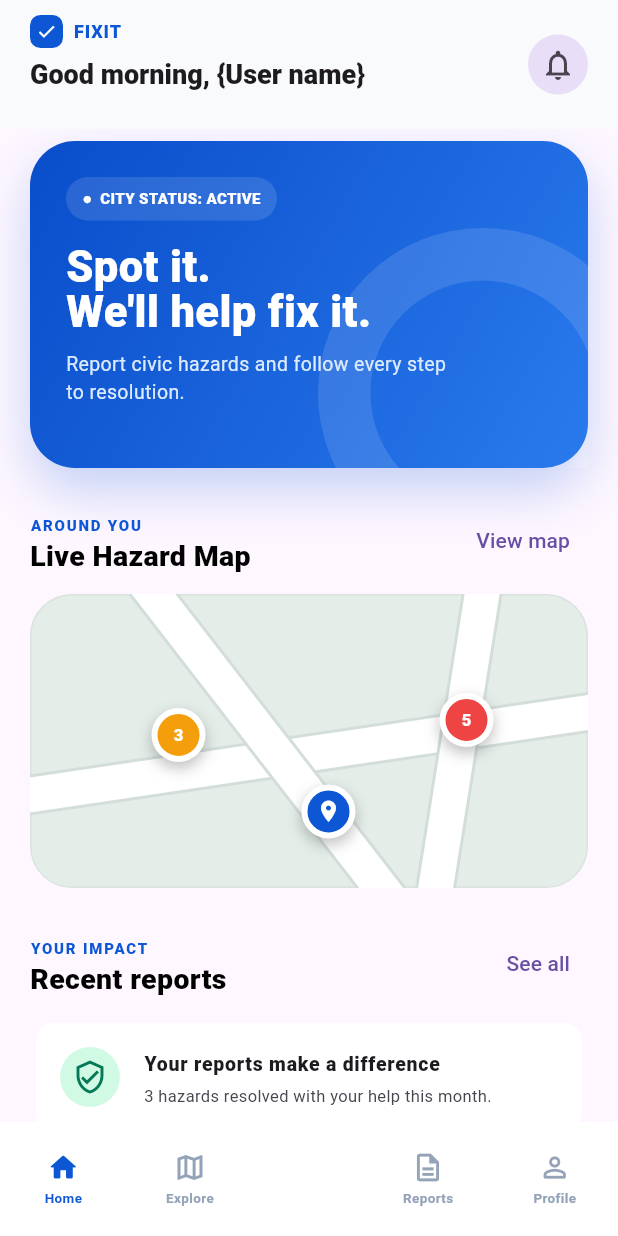
After one commit to AkshayaG22/Mini-Project-SE, a Flutter app: the FixItShell screen opened directly, on a phone screen of 412 x 824 dp. The commit adds this screen. Run offline on Flutter 3.47's test engine with Material 3 defaults, Android fonts, the phone set to English and light mode, and no system bars.

Commit message:
added basics of homescreen

```diff
--- a/lib/main.dart
+++ b/lib/main.dart
@@ -1,6 +1,58 @@
+// import 'package:flutter/material.dart';
+// import 'screens/login_screen.dart';
+// import 'screens/homescreen.dart';
+// import 'screens/create_acc.dart';
+
+
+// void main() {
+//   runApp(const MyApp());
+// }
+
+// class MyApp extends StatelessWidget {
+//   const MyApp({super.key});
+
+//   @override
+//   Widget build(BuildContext context) {
+//     return MaterialApp(
+//       title: 'FixIt',
+//       theme: ThemeData(primarySwatch: Colors.blue),
+//       home: Builder(
+//         builder: (context) {
+//           return LoginScreen(
+//             onSignedIn: () {
+//               Navigator.pushReplacement(
+//                 context,
+//                 MaterialPageRoute(builder: (context) => const Homescreen()),
+//               );
+//             },
+//             onCreateAccount: () {
+//               Navigator.push(
+//                 context,
+//                 MaterialPageRoute(
+//                   builder: (context) => CreateAccountScreen(
+//                     onAccountCreated: () {
+//                       Navigator.pushReplacement(
+//                         context,
+//                         MaterialPageRoute(builder: (context) => const Homescreen()),
+//                       );
+//                     },
+//                     onBackToLogin: () {
+//                       Navigator.pop(context);
+//                     },
+//                   ),
+//                 ),
+//               );
+//             },
+//           );
+//         },
+//       ),
+//     );
+//   }
+// }
 import 'package:flutter/material.dart';
-import 'package:flutter_application_1/screens/create_acc.dart';
-import 'package:flutter_application_1/screens/login_screen.dart';
+import 'screens/login_screen.dart';
+import 'screens/create_acc.dart';
+import 'screens/fixit_appbar.dart'; // 👈 import your shell
 
 void main() {
   runApp(const MyApp());
@@ -12,22 +64,39 @@ class MyApp extends StatelessWidget {
   @override
   Widget build(BuildContext context) {
     return MaterialApp(
-      title: 'Login Demo',
-      theme: ThemeData(
-        primarySwatch: Colors.blue,
-      ),
+      title: 'FixIt',
+      theme: ThemeData(primarySwatch: Colors.blue),
       home: Builder(
-        builder: (context) => LoginScreen(
-          onSignedIn: () {},
-          onCreateAccount: () => Navigator.of(context).push(
-            MaterialPageRoute<void>(
-              builder: (context) => CreateAccountScreen(
-                onAccountCreated: () => Navigator.of(context).pop(),
-                onBackToLogin: () => Navigator.of(context).pop(),
-              ),
-            ),
-          ),
-        ),
+        builder: (context) {
+          return LoginScreen(
+            onSignedIn: () {
+              // 👇 After login, go to FixItShell instead of Homescreen
+              Navigator.pushReplacement(
+                context,
+                MaterialPageRoute(builder: (_) => const FixItShell()),
+              );
+            },
+            onCreateAccount: () {
+              Navigator.push(
+                context,
+                MaterialPageRoute(
+                  builder: (_) => CreateAccountScreen(
+                    onAccountCreated: () {
+                      // 👇 After account creation, also go to FixItShell
+                      Navigator.pushReplacement(
+                        context,
+                        MaterialPageRoute(builder: (_) => const FixItShell()),
+                      );
+                    },
+                    onBackToLogin: () {
+                      Navigator.pop(context);
+                    },
+                  ),
+                ),
+              );
+            },
+          );
+        },
       ),
     );
   }
--- /dev/null
+++ b/lib/screens/fixit_appbar.dart
@@ -0,0 +1,145 @@
+import "package:flutter/material.dart";
+
+import "../widgets/fixit_widgets.dart";
+
+//import others when doing the other buttons!
+import 'homescreen.dart';
+
+class FixItShell extends StatefulWidget {
+  const FixItShell({super.key});
+
+  @override
+  State<FixItShell> createState() => _FixItShellState();
+}
+
+class _FixItShellState extends State<FixItShell> {
+  int currentIndex = 0;
+
+  static const titles = [
+    ("Good morning, {User name}", ""),
+    ("Explore your city", "See what is happening nearby."),
+    ("My reports", "Track progress and outcomes."),
+    ("Your profile", "Impact starts with participation."),
+  ];
+
+  @override
+  Widget build(BuildContext context) {
+    return Scaffold(
+      appBar: AppBar(
+        backgroundColor: canvas,
+        surfaceTintColor: Colors.transparent,
+        titleSpacing: 20,
+        toolbarHeight: 86,
+        title: Column(
+          crossAxisAlignment: CrossAxisAlignment.start,
+          children: [
+            const Row(
+              children: [
+                BrandMark(),
+                SizedBox(width: 7),
+                Text(
+                  "FIXIT",
+                  style: TextStyle(
+                    color: blue,
+                    fontSize: 12,
+                    fontWeight: FontWeight.w900,
+                    letterSpacing: .6,
+                  ),
+                ),
+              ],
+            ),
+            const SizedBox(height: 6),
+            Text(
+              titles[currentIndex].$1,
+              style: const TextStyle(fontSize: 18, fontWeight: FontWeight.w800),
+            ),
+            Text(
+              titles[currentIndex].$2,
+              style: const TextStyle(fontSize: 12, color: Color(0xFF64748B)),
+            ),
+          ],
+        ),
+        actions: [
+          IconButton.filledTonal(
+            onPressed: () {},
+            icon: const Icon(Icons.notifications_none),
+          ),
+          const SizedBox(width: 16),
+        ],
+      ),
+      body: IndexedStack(
+        index: currentIndex,
+        children: [
+          Homescreen(),
+          // ExploreScreen(),
+          // ReportsScreen(),
+          // ProfileScreen(),
+        ],
+      ),
+      //for the report button! [bug]
+
+      // floatingActionButton: FloatingActionButton(
+      //   onPressed: () => showModalBottomSheet<void>(
+      //     context: context,
+      //     isScrollControlled: true,
+      //     showDragHandle: true,
+      //     backgroundColor: canvas,
+      //     builder: (_) => const ReportHazardSheet(),
+      //   ),
+      //   backgroundColor: blue,
+      //   foregroundColor: Colors.white,
+      //   shape: RoundedRectangleBorder(borderRadius: BorderRadius.circular(18)),
+      //   child: const Icon(Icons.add_rounded, size: 30),
+      // ),
+      floatingActionButtonLocation: FloatingActionButtonLocation.centerDocked,
+      bottomNavigationBar: BottomAppBar(
+        padding: EdgeInsets.zero,
+        height: 76,
+        color: Colors.white,
+        notchMargin: 9,
+        shape: const CircularNotchedRectangle(),
+
+        child: Row(
+          mainAxisAlignment: MainAxisAlignment.spaceAround,
+          children: [
+
+            NavItem(
+              icon: Icons.home_outlined,
+              activeIcon: Icons.home_rounded,
+              label: "Home",
+              selected: currentIndex == 0,
+              onTap: () => setState(() => currentIndex = 0),
+            ),
+
+            NavItem(
+              icon: Icons.map_outlined,
+              activeIcon: Icons.map_rounded,
+              label: "Explore",
+              selected: currentIndex == 1,
+              onTap: () => setState(() => currentIndex = 1),
+            ),
+
+            const SizedBox(width: 54),
+
+            NavItem(
+              icon: Icons.description_outlined,
+              activeIcon: Icons.description_rounded,
+              label: "Reports",
+              selected: currentIndex == 2,
+              onTap: () => setState(() => currentIndex = 2),
+            ),
+
+            NavItem(
+              icon: Icons.person_outline_rounded,
+              activeIcon: Icons.person_rounded,
+              label: "Profile",
+              selected: currentIndex == 3,
+              onTap: () => setState(() => currentIndex = 3),
+            ),
+
+          ],
+        ),
+      ),
+    );
+  }
+}
--- /dev/null
+++ b/lib/screens/homescreen.dart
@@ -0,0 +1,122 @@
+import "package:flutter/material.dart";
+
+import "../widgets/fixit_widgets.dart";
+
+class Homescreen extends StatelessWidget {
+  const Homescreen({super.key});
+
+  @override
+  Widget build(BuildContext context) {
+    return ListView(
+      padding: EdgeInsets.fromLTRB(20, 8, 20, 110),
+      children: [
+        const Herocard(),
+        const SizedBox(height: 24),
+        const SectionHeader(eyebrow: "AROUND YOU", title: "Live Hazard Map", action: "View map"),
+        const SizedBox(height: 12),
+        const HazardMap(height: 196),
+        const SizedBox(height: 26),
+        const SectionHeader(
+          eyebrow: "YOUR IMPACT",
+          title: "Recent reports",
+          action: "See all",
+        ),
+        const SizedBox(height: 12),
+        const ImpactCard(),
+      ],
+    );
+  }
+}
+
+class Herocard extends StatelessWidget {
+  const Herocard({super.key});
+
+  @override
+  Widget build(BuildContext context) {
+    return Container(
+      height: 218,
+      decoration: BoxDecoration(
+        borderRadius: BorderRadius.circular(30),
+        gradient: const LinearGradient(
+          colors: [Color(0xFF094DCA), Color(0xFF2A7AED)],
+          begin: Alignment.topLeft,
+          end: Alignment.bottomRight,
+        ),
+        boxShadow: const [
+          BoxShadow(
+            color: Color(0x3D0D57D5),
+            blurRadius: 30,
+            offset: Offset(0, 15),
+          ),
+        ],
+      ),
+      child: Stack(
+        children: [
+          Positioned(
+            right: -40,
+            bottom: -60,
+            child: Container(
+              width: 220,
+              height:220,
+              decoration: BoxDecoration(
+                shape: BoxShape.circle,
+                border: Border.all(color: Colors.white12, width: 35),
+              ),
+            ),
+          ),
+          Padding(
+            padding: const EdgeInsets.all(24),
+            child: Column(
+              crossAxisAlignment: CrossAxisAlignment.start,
+              children: [
+                Container(
+                  padding: const EdgeInsets.symmetric(
+                    horizontal: 11,
+                    vertical: 7,
+                  ),
+                  decoration: BoxDecoration(
+                    color: Colors.white12,
+                    borderRadius: BorderRadius.circular(50),
+                  ),
+                  child: const Text(
+                    "●  CITY STATUS: ACTIVE",
+                    style: TextStyle(
+                      color: Colors.white,
+                      fontSize: 10,
+                      fontWeight: FontWeight.w800,
+                      decoration: TextDecoration.none,
+                    ),
+                  ),
+                ),
+                const SizedBox(height: 16),
+                const Text(
+                  "Spot it.\nWe'll help fix it.",
+                  style: TextStyle(
+                    color: Colors.white,
+                    fontSize: 29,
+                    height: 1.04,
+                    fontWeight: FontWeight.w900,
+                    decoration: TextDecoration.none,
+                  ),
+                ),
+                const SizedBox(height: 10),
+                const SizedBox(
+                  width: 260,
+                  child: Text(
+                    "Report civic hazards and follow every step to resolution.",
+                    style: TextStyle(
+                      color: Color(0xFFDBEAFE),
+                      fontSize: 13,
+                      height: 1.45,
+                      decoration: TextDecoration.none,
+                    ),
+                  ),
+                ),
+              ],
+            ),
+          ),
+        ],
+      )
+    );
+  }
+}
--- /dev/null
+++ b/lib/widgets/fixit_widgets.dart
@@ -0,0 +1,232 @@
+import "package:flutter/material.dart";
+
+// import "../models/hazard_report.dart";
+
+const blue = Color(0xFF0D57D5);
+const canvas = Color(0xFFF8FAFC);
+const potholePhoto =
+    "https://images.unsplash.com/photo-1779179015285-120aaa822b1b?crop=entropy&cs=tinysrgb&fit=crop&fm=jpg&q=80&w=700";
+const drainPhoto =
+    "https://images.unsplash.com/photo-1789018944661-3592583cee58?crop=entropy&cs=tinysrgb&fit=crop&fm=jpg&q=80&w=700";
+
+//temperory drawing the map!
+class HazardMap extends StatelessWidget {
+  const HazardMap({required this.height, this.expanded = false, super.key});
+  final double height;
+  final bool expanded;
+
+  @override
+  Widget build(BuildContext context) {
+    return Container(
+      height: height,
+      clipBehavior: Clip.antiAlias,
+      decoration: BoxDecoration(
+        color: const Color(0xFFE4EDE8),
+        borderRadius: BorderRadius.circular(28),
+        border: Border.all(color: const Color(0xFFD9E3DE)),
+      ),
+      child: CustomPaint(
+        painter: MapPainter(),
+        child: Stack(
+          children: [
+            const Positioned(left: 80, top: 75, child: MapPin(color: Color(0xFFF59E0B), label: "3")),
+            Positioned(right: 62, top: expanded ? 170 : 65, child: const MapPin(color: Color(0xFFEF4444), label: "5")),
+            Positioned(left: 180, bottom: expanded ? 110 : 32, child: const MapPin(color: blue, icon: Icons.location_on)),
+            if (expanded) const Positioned(left: 48, bottom: 115, child: MapPin(color: Color(0xFFF59E0B), label: "2")),
+          ],
+        ),
+      ),
+    );
+  }
+}
+
+class MapPainter extends CustomPainter {
+  @override
+  void paint(Canvas canvas, Size size) {
+    final road = Paint()
+      ..color = Colors.white
+      ..strokeWidth = 23
+      ..strokeCap = StrokeCap.round;
+    final edge = Paint()
+      ..color = const Color(0xFFD3DEDA)
+      ..strokeWidth = 27
+      ..strokeCap = StrokeCap.round;
+    void draw(Offset a, Offset b) {
+      canvas.drawLine(a, b, edge);
+      canvas.drawLine(a, b, road);
+    }
+    draw(Offset(-20, size.height * .7), Offset(size.width + 30, size.height * .38));
+    draw(Offset(size.width * .18, -20), Offset(size.width * .67, size.height + 20));
+    draw(Offset(size.width * .82, -20), Offset(size.width * .72, size.height + 20));
+  }
+
+  @override
+  bool shouldRepaint(covariant CustomPainter oldDelegate) => false;
+}
+
+class MapPin extends StatelessWidget {
+  const MapPin({required this.color, this.label, this.icon, super.key});
+  final Color color;
+  final String? label;
+  final IconData? icon;
+
+  @override
+  Widget build(BuildContext context) {
+    return Container(
+      width: 36,
+      height: 36,
+      alignment: Alignment.center,
+      decoration: BoxDecoration(
+        color: color,
+        shape: BoxShape.circle,
+        border: Border.all(color: Colors.white, width: 4),
+        boxShadow: const [BoxShadow(color: Colors.black26, blurRadius: 8, offset: Offset(0, 4))],
+      ),
+      child: icon != null
+          ? Icon(icon, color: Colors.white, size: 17)
+          : Text(label!, style: const TextStyle(color: Colors.white, fontSize: 11, fontWeight: FontWeight.w900)),
+    );
+  }
+}
+
+
+class SectionHeader extends StatelessWidget {
+  const SectionHeader({required this.eyebrow, required this.title, required this.action, super.key});
+  final String eyebrow;
+  final String title;
+  final String action;
+
+  @override
+  Widget build(BuildContext context) {
+    return Row(
+      crossAxisAlignment: CrossAxisAlignment.end,
+      children: [
+        Expanded(
+          child: Column(
+            crossAxisAlignment: CrossAxisAlignment.start,
+            children: [
+              if (eyebrow.isNotEmpty) Text(eyebrow, style: const TextStyle(color: blue, fontSize: 10, fontWeight: FontWeight.w900, letterSpacing: 1.2, decoration: TextDecoration.none,)),
+              Text(title, style: const TextStyle(color: Colors.black,fontSize:  19, fontWeight: FontWeight.w900, decoration: TextDecoration.none,)),
+            ],
+          ),
+        ),
+        TextButton(onPressed: () {}, child: Text(action)),
+      ],
+    );
+  }
+}
+
+class ImpactCard extends StatelessWidget {
+  const ImpactCard({super.key});
+  @override
+  Widget build(BuildContext context) => const Card(
+        elevation: 0,
+        color: Colors.white,
+        child: ListTile(
+          leading: CircleAvatar(backgroundColor: Color(0xFFD1FAE5), child: Icon(Icons.verified_user_outlined, color: Color(0xFF047857))),
+          title: Text("Your reports make a difference", style: TextStyle(fontSize: 13, fontWeight: FontWeight.w800)),
+          subtitle: Text("3 hazards resolved with your help this month.", style: TextStyle(fontSize: 11)),
+        ),
+      );
+}
+
+class MapStats extends StatelessWidget {
+  const MapStats({super.key});
+  @override
+  Widget build(BuildContext context) => Container(
+        padding: const EdgeInsets.symmetric(vertical: 12),
+        decoration: BoxDecoration(color: Colors.white, borderRadius: BorderRadius.circular(20)),
+        child: const Row(
+          mainAxisAlignment: MainAxisAlignment.spaceAround,
+          children: [
+            ProfileMetric(value: "12", label: "Active"),
+            ProfileMetric(value: "4", label: "Critical"),
+            ProfileMetric(value: "8", label: "Assigned"),
+          ],
+        ),
+      );
+}
+
+class MetricCard extends StatelessWidget {
+  const MetricCard({required this.value, required this.label, required this.color, super.key});
+  final String value;
+  final String label;
+  final Color color;
+  @override
+  Widget build(BuildContext context) => Container(
+        padding: const EdgeInsets.symmetric(vertical: 16),
+        decoration: BoxDecoration(color: color, borderRadius: BorderRadius.circular(18)),
+        child: Column(children: [Text(value, style: const TextStyle(fontSize: 24, fontWeight: FontWeight.w900)), Text(label, style: const TextStyle(fontSize: 10, fontWeight: FontWeight.w700))]),
+      );
+}
+
+class ProfileMetric extends StatelessWidget {
+  const ProfileMetric({required this.value, required this.label, super.key});
+  final String value;
+  final String label;
+  @override
+  Widget build(BuildContext context) => Column(
+        children: [
+          Text(value, style: const TextStyle(fontSize: 16, fontWeight: FontWeight.w900)),
+          Text(label, style: const TextStyle(fontSize: 10, color: Color(0xFF64748B))),
+        ],
+      );
+}
+
+class BrandMark extends StatelessWidget {
+  const BrandMark({super.key});
+  @override
+  Widget build(BuildContext context) => Container(
+        width: 22,
+        height: 22,
+        decoration: BoxDecoration(color: blue, borderRadius: BorderRadius.circular(7)),
+        child: const Icon(Icons.check, color: Colors.white, size: 14),
+      );
+}
+
+class NavItem extends StatelessWidget {
+  const NavItem({required this.icon, required this.activeIcon, required this.label, required this.selected, required this.onTap, super.key});
+  final IconData icon;
+  final IconData activeIcon;
+  final String label;
+  final bool selected;
+  final VoidCallback onTap;
+  @override
+  Widget build(BuildContext context) => InkWell(
+        onTap: onTap,
+        child: SizedBox(
+          width: 64,
+          child: Column(
+            mainAxisAlignment: MainAxisAlignment.center,
+            children: [
+              Icon(selected ? activeIcon : icon, color: selected ? blue : const Color(0xFF94A3B8), size: 22),
+              const SizedBox(height: 3),
+              Text(label, style: TextStyle(color: selected ? blue : const Color(0xFF94A3B8), fontSize: 9, fontWeight: FontWeight.w700)),
+            ],
+          ),
+        ),
+      );
+}
+
+// final sampleReports = [
+//   HazardReport(
+//     id: "FX-2048",
+//     title: "Large pothole near bus stop",
+//     category: "Road",
+//     severity: 4,
+//     location: "Lakeview Road · 0.3 km",
+//     status: HazardStatus.inProgress,
+//     reportedAt: DateTime(2025, 5, 20),
+//     imageUrl: potholePhoto,
+//   ),
+//   HazardReport(
+//     id: "FX-2021",
+//     title: "Storm drain overflowing",
+//     category: "Water",
+//     severity: 3,
+//     location: "Market Street · 1.1 km",
+//     status: HazardStatus.assigned,
+//     reportedAt: DateTime(2025, 5, 20),
+//     imageUrl: drainPhoto,
+//   ),
+// ];
```
